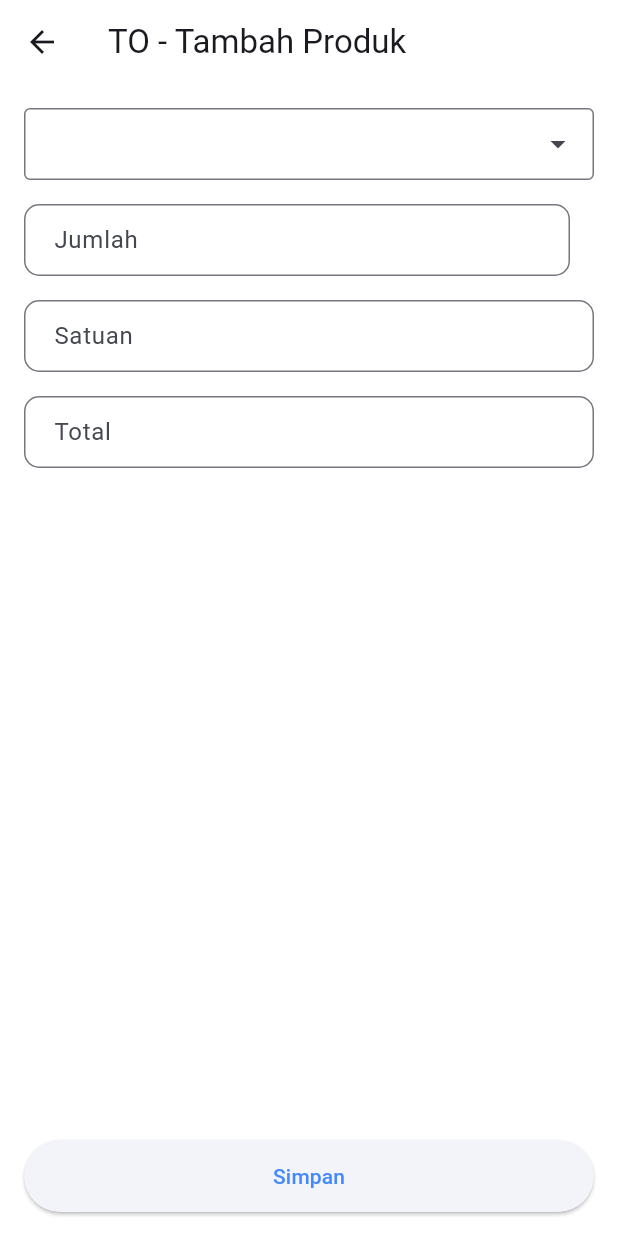
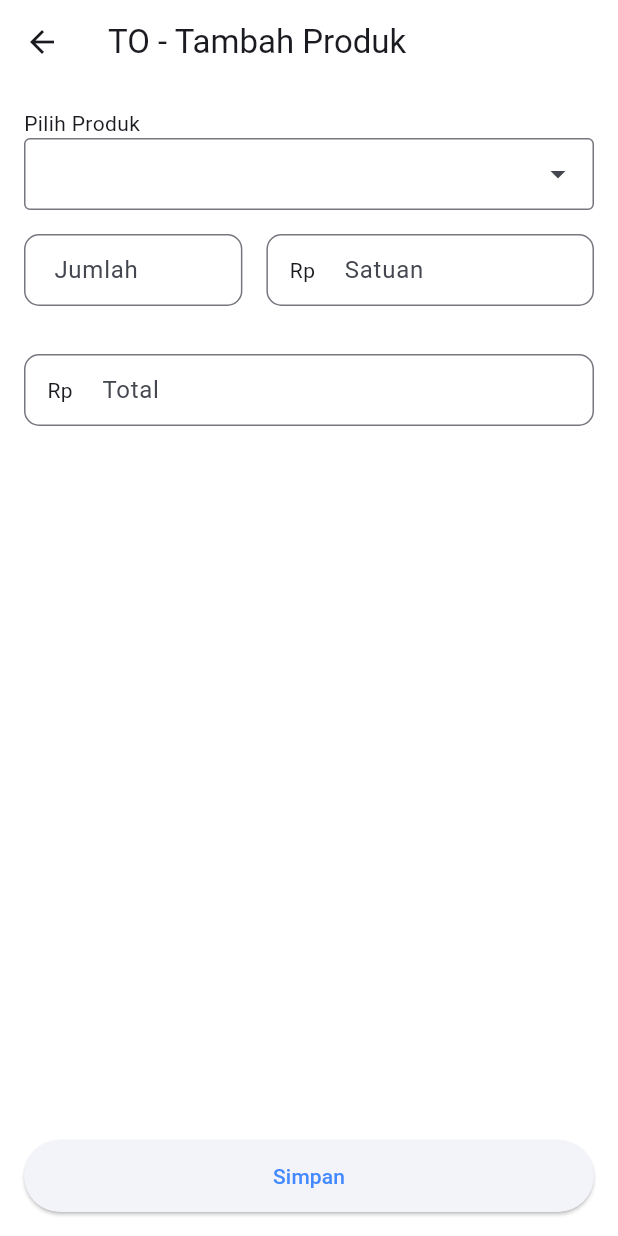
Before and after one commit to unichemserver/uapp, a Flutter app: the ToReportDialog screen opened directly with empty values, on a phone screen of 412 x 824 dp. Run offline on Flutter 3.47's test engine with Material 3 defaults, Android fonts, the phone set to English and light mode, and no system bars; drawn by our look-alikes of dropdown_search; our stand-ins replace cached_network_image, camera, carousel_slider, connectivity_plus, file_picker, firebase_core and 15 more; missing offline and left inert: android_alarm_manager_plus, device_apps, flutter_barcode_scanner, flutter_cached_pdfview, flutter_downloader, flutter_foreground_task and 6 more; accounts and stored records are empty.

Commit message:
nambah fitur to

```diff
--- a/lib/core/background_service/location_worker.dart
+++ b/lib/core/background_service/location_worker.dart
@@ -1,3 +1,4 @@
+import 'package:flutter_local_notifications/flutter_local_notifications.dart';
 import 'package:geolocator/geolocator.dart';
 import 'package:uapp/core/hive/hive_service.dart';
 import 'package:uapp/core/notification/notif_id.dart';
@@ -21,6 +22,7 @@ class LocationWorker {
         'Aplikasi Berjalan',
         'Aplikasi sedang berjalan di latar belakang',
         ongoing: true,
+        importance: Importance.min,
       );
     } catch(e) {
       Log.d('Terjadi kesalahan saat mengambil lokasi: $e');
--- a/lib/core/widget/app_textfield.dart
+++ b/lib/core/widget/app_textfield.dart
@@ -19,6 +19,7 @@ class AppTextField extends StatelessWidget {
     this.label,
     this.onSubmitted,
     this.textInputAction = TextInputAction.next,
+    this.maxLength,
   });
 
   final TextEditingController controller;
@@ -36,6 +37,7 @@ class AppTextField extends StatelessWidget {
   final String? label;
   final void Function(String)? onSubmitted;
   final TextInputAction? textInputAction;
+  final int? maxLength;
 
   @override
   Widget build(BuildContext context) {
@@ -52,10 +54,12 @@ class AppTextField extends StatelessWidget {
       keyboardType: keyboardType,
       textInputAction: TextInputAction.next,
       onFieldSubmitted: onSubmitted,
+      maxLength: maxLength,
       decoration: InputDecoration(
         contentPadding: const EdgeInsets.symmetric(
           horizontal: 16,
         ),
+        counterText: '',
         hintText: hintText,
         labelText: label,
         border: OutlineInputBorder(
--- a/lib/modules/marketing/model/to_model.dart
+++ b/lib/modules/marketing/model/to_model.dart
@@ -5,6 +5,8 @@ class ToModel {
   int? quantity;
   String? unit;
   int? price;
+  String? topID;
+  String? unitID;
 
   ToModel({
     this.idMA,
@@ -13,6 +15,8 @@ class ToModel {
     this.quantity,
     this.unit,
     this.price,
+    this.topID,
+    this.unitID,
   });
 
   factory ToModel.fromJson(Map<String, dynamic> json) {
@@ -23,6 +27,8 @@ class ToModel {
       quantity: json['quantity'],
       unit: json['unit'],
       price: json['price'],
+      topID: json['top'],
+      unitID: json['unit_id'],
     );
   }
 
@@ -34,13 +40,8 @@ class ToModel {
     data['quantity'] = quantity;
     data['unit'] = unit;
     data['price'] = price;
+    data['top'] = topID;
+    data['unit_id'] = unitID;
     return data;
   }
 }
-
-// idMA INTEGER,
-//     itemid TEXT,
-// description TEXT,
-//     quantity DECIMAL(10, 2),
-// unit TEXT,
-// price DECIMAL(10, 2)
--- a/lib/modules/marketing/pages/taking_order_page.dart
+++ b/lib/modules/marketing/pages/taking_order_page.dart
@@ -153,6 +153,7 @@ class TakingOrderPage extends StatelessWidget {
           ToReportDialog(
             items: ctx.items,
             idMA: ctx.idMarketingActivity!,
+            priceList: ctx.priceList,
           ),
         );
         if (data != null) {
--- a/lib/modules/marketing/widget/to_report_dialog.dart
+++ b/lib/modules/marketing/widget/to_report_dialog.dart
@@ -1,22 +1,22 @@
 import 'package:dropdown_search/dropdown_search.dart';
 import 'package:flutter/material.dart';
-import 'package:hive_flutter/hive_flutter.dart';
-import 'package:uapp/core/hive/hive_keys.dart';
 import 'package:uapp/core/utils/log.dart';
 import 'package:uapp/core/widget/app_textfield.dart';
 import 'package:uapp/modules/marketing/model/master_item.dart';
+import 'package:uapp/modules/marketing/model/price_list.dart';
 import 'package:uapp/modules/marketing/model/to_model.dart';
-import 'package:uapp/modules/marketing/model/unit_set.dart';
 
 class ToReportDialog extends StatefulWidget {
   const ToReportDialog({
     super.key,
     required this.items,
     required this.idMA,
+    required this.priceList,
   });
 
   final List<MasterItem> items;
   final String idMA;
+  final List<PriceList> priceList;
 
   @override
   State<ToReportDialog> createState() => _ToReportDialogState();
@@ -27,45 +27,28 @@ class _ToReportDialogState extends State<ToReportDialog> {
   final TextEditingController _quantityController = TextEditingController();
   final TextEditingController _unitController = TextEditingController();
   final TextEditingController _totalController = TextEditingController();
-  List<UnitSet> _unitSet = [];
-  List<UnitSet> _filteredUnitSet = [];
+  final List<String> _topID = [];
+  final List<String> _listUnit = [];
+  List<PriceList> _priceList = [];
   MasterItem? _selectedItem;
-  UnitSet? _selectedUnit;
-  late Box box;
-
-  @override
-  void initState() {
-    super.initState();
-    _initializeBox();
-  }
+  String selectedUnit = '';
+  String selectedTopID = '';
 
   @override
   void dispose() {
     _quantityController.dispose();
     _unitController.dispose();
     _totalController.dispose();
-    box.close();
     super.dispose();
   }
 
-  Future<void> _initializeBox() async {
-    box = await Hive.openBox<UnitSet>(HiveKeys.unitSetBox);
-    _unitSet = box.values.cast<UnitSet>().toList();
-  }
-
-  void _filterUnitSet(String? unitSetID) {
-    if (unitSetID != null) {
-      _filteredUnitSet = _unitSet
-          .where((unit) => unit.unitSetID == unitSetID)
-          .toList();
-      setState(() {});
-    }
-  }
-
-  void _calculateTotal() {
-    final quantity = int.tryParse(_quantityController.text) ?? 0;
-    final unitValue = int.tryParse(_unitController.text) ?? 0;
-    _totalController.text = (quantity * unitValue).toString();
+  void _calculateTotal(String value) {
+    if (value.isEmpty) return;
+    final quantity = int.tryParse(value) ?? 0;
+    final unitValue =
+        int.tryParse(_unitController.text.replaceAll('.', '')) ?? 0;
+    _totalController.text = (quantity * unitValue).toString().replaceAllMapped(
+        RegExp(r'(\d{1,3})(?=(\d{3})+(?!\d))'), (Match m) => '${m[1]}.');
   }
 
   void _onSave() {
@@ -77,6 +60,8 @@ class _ToReportDialogState extends State<ToReportDialog> {
         quantity: int.parse(_quantityController.text),
         unit: _unitController.text,
         price: int.parse(_totalController.text),
+        topID: selectedTopID,
+        unitID: selectedUnit,
       );
       Navigator.of(context).pop(data);
     }
@@ -98,15 +83,58 @@ class _ToReportDialogState extends State<ToReportDialog> {
                 Expanded(
                   child: ListView(
                     children: [
+                      const Text('Pilih Produk'),
                       _buildItemDropdown(),
+                      _buildUnitDropdown(),
+                      _buildTopIDDropdown(),
                       const SizedBox(height: 16.0),
-                      _buildQuantityRow(),
+                      Row(
+                        children: [
+                          Expanded(
+                            flex: 2,
+                            child: AppTextField(
+                              controller: _quantityController,
+                              label: 'Jumlah',
+                              maxLength: 5,
+                              keyboardType: TextInputType.number,
+                              onChanged: _calculateTotal,
+                              suffixIcon: Column(
+                                mainAxisAlignment: MainAxisAlignment.center,
+                                children: [
+                                  Text(selectedUnit),
+                                ],
+                              ),
+                            ),
+                          ),
+                          const SizedBox(width: 16.0),
+                          Expanded(
+                            flex: 3,
+                            child: AppTextField(
+                              controller: _unitController,
+                              label: 'Satuan',
+                              keyboardType: TextInputType.number,
+                              prefixIcon: const Column(
+                                mainAxisAlignment: MainAxisAlignment.center,
+                                children: [
+                                  Text('Rp'),
+                                ],
+                              ),
+                              readOnly: true,
+                            ),
+                          ),
+                        ],
+                      ),
                       const SizedBox(height: 16.0),
-                      _buildUnitField(),
                       const SizedBox(height: 16.0),
                       AppTextField(
                         controller: _totalController,
                         label: 'Total',
+                        prefixIcon: const Column(
+                          mainAxisAlignment: MainAxisAlignment.center,
+                          children: [
+                            Text('Rp'),
+                          ],
+                        ),
                         readOnly: true,
                       ),
                     ],
@@ -133,11 +161,21 @@ class _ToReportDialogState extends State<ToReportDialog> {
       items: widget.items,
       itemAsString: (MasterItem item) => item.description!,
       onChanged: (MasterItem? item) {
-        Log.d('Selected item: ${item?.toJson()}');
-        setState(() {
-          _filterUnitSet(item?.unitSetID);
-          _selectedItem = item;
-        });
+        _priceList = widget.priceList
+            .where((element) => element.itemID == item?.itemID)
+            .toList();
+        _topID.clear();
+        _listUnit.clear();
+        for (var i = 0; i < _priceList.length; i++) {
+          if (!_topID.contains(_priceList[i].topID!)) {
+            _topID.add(_priceList[i].topID!.trim());
+          }
+          if (!_listUnit.contains(_priceList[i].unitID)) {
+            _listUnit.add(_priceList[i].unitID!.trim());
+          }
+          Log.d('topID: ${_priceList[i].toJson()}');
+        }
+        setState(() {});
       },
       popupProps: PopupProps.menu(
         showSearchBox: true,
@@ -146,7 +184,7 @@ class _ToReportDialogState extends State<ToReportDialog> {
             hintText: 'Cari produk',
             contentPadding: const EdgeInsets.symmetric(horizontal: 16.0),
             border: OutlineInputBorder(
-              borderRadius: BorderRadius.circular(4.0),
+              borderRadius: BorderRadius.circular(16.0),
             ),
           ),
         ),
@@ -154,43 +192,56 @@ class _ToReportDialogState extends State<ToReportDialog> {
     );
   }
 
-  Widget _buildQuantityRow() {
-    return Row(
+  Widget _buildUnitDropdown() {
+    if (_listUnit.isEmpty) {
+      return const SizedBox();
+    }
+    return Column(
+      crossAxisAlignment: CrossAxisAlignment.start,
       children: [
-        Expanded(
-          child: AppTextField(
-            controller: _quantityController,
-            label: 'Jumlah',
-            onChanged: (_) => _calculateTotal(),
-          ),
+        const SizedBox(height: 16.0),
+        const Text('Pilih Unit Produk'),
+        DropdownSearch<String>(
+          items: _listUnit,
+          onChanged: (String? value) {
+            setState(() {
+              selectedUnit = value!;
+            });
+          },
         ),
-        const SizedBox(width: 16.0),
-        if (_filteredUnitSet.isNotEmpty)
-          DropdownButton<UnitSet>(
-            value: _selectedUnit,
-            items: _filteredUnitSet
-                .map((unit) => DropdownMenuItem(
-              value: unit,
-              child: Text(unit.unitID!),
-            ))
-                .toList(),
-            onChanged: (value) {
-              Log.d('Selected unit: ${value?.toJson()}');
-              setState(() {
-                _selectedUnit = value;
-              });
-            },
-          ),
       ],
     );
   }
 
-  Widget _buildUnitField() {
-    return AppTextField(
-      controller: _unitController,
-      label: 'Satuan',
-      keyboardType: TextInputType.number,
-      onChanged: (_) => _calculateTotal(),
+  Widget _buildTopIDDropdown() {
+    if (_topID.isEmpty) {
+      return const SizedBox();
+    }
+    return Column(
+      crossAxisAlignment: CrossAxisAlignment.start,
+      children: [
+        const SizedBox(height: 16.0),
+        const Text('Pilih Term of Payment (TOP)'),
+        DropdownSearch<String>(
+          items: _topID,
+          onChanged: (String? value) {
+            selectedTopID = value!;
+            for (var i = 0; i < _priceList.length; i++) {
+              if (_priceList[i].topID == selectedTopID &&
+                  _priceList[i].unitID == selectedUnit) {
+                var unitPrice = _priceList[i].unitPrice.toString();
+                unitPrice = unitPrice.contains('.00')
+                    ? unitPrice.substring(0, unitPrice.length - 3)
+                    : unitPrice;
+                _unitController.text = unitPrice.replaceAllMapped(
+                    RegExp(r'(\d{1,3})(?=(\d{3})+(?!\d))'),
+                    (Match m) => '${m[1]}.');
+                break;
+              }
+            }
+          },
+        ),
+      ],
     );
   }
 }
```
Also changed, not shown: lib/core/database/marketing_database.dart (+5 -2 lines), lib/core/sync/sync_manager.dart (+123 -60 lines), lib/core/utils/utils.dart (+13 -0 lines), lib/modules/home/home_controller.dart (+6 -21 lines), lib/modules/marketing/marketing_controller.dart (+11 -3 lines).
